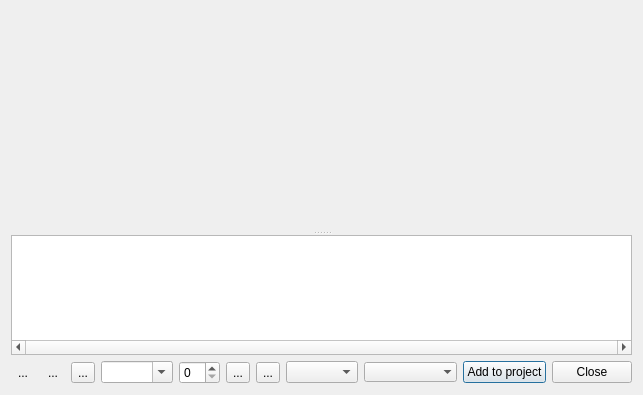
Before: the Qt Designer form src/widgets/stopmotion_ui.ui in KDE/kdenlive, drawn with Qt 5.
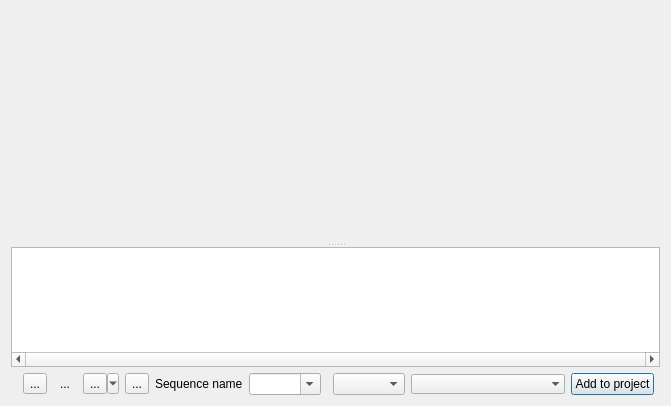
After: the same form once the commit is applied. Custom widgets are drawn as their Qt base class.

Commit message: Improve stopmotion widget: * interval capture * last frame overlay with 4vl capture * several overlay modes - (require qimageblitz devel package for enhanced features)

The edit to the form file:
```diff
--- a/src/widgets/stopmotion_ui.ui
+++ b/src/widgets/stopmotion_ui.ui
@@ -6,15 +6,15 @@
    <rect>
     <x>0</x>
     <y>0</y>
-    <width>643</width>
-    <height>395</height>
+    <width>671</width>
+    <height>406</height>
    </rect>
   </property>
   <property name="windowTitle">
    <string>Dialog</string>
   </property>
   <layout class="QGridLayout" name="gridLayout">
-   <item row="0" column="0" colspan="11">
+   <item row="0" column="0" colspan="13">
     <widget class="QSplitter" name="splitter">
      <property name="orientation">
       <enum>Qt::Vertical</enum>
@@ -67,94 +67,17 @@
      </widget>
     </widget>
    </item>
-   <item row="1" column="0">
-    <widget class="QToolButton" name="live_button">
-     <property name="toolTip">
-      <string>Live view</string>
-     </property>
-     <property name="whatsThis">
-      <string/>
-     </property>
-     <property name="text">
-      <string>...</string>
-     </property>
-     <property name="checkable">
-      <bool>true</bool>
-     </property>
-     <property name="autoRaise">
-      <bool>true</bool>
-     </property>
-    </widget>
-   </item>
-   <item row="1" column="1">
-    <widget class="QToolButton" name="frameoverlay_button">
-     <property name="toolTip">
-      <string>Overlay last frame</string>
-     </property>
-     <property name="whatsThis">
-      <string/>
-     </property>
-     <property name="text">
-      <string>...</string>
-     </property>
-     <property name="checkable">
-      <bool>true</bool>
-     </property>
-     <property name="autoRaise">
-      <bool>true</bool>
-     </property>
-    </widget>
-   </item>
-   <item row="1" column="2">
-    <widget class="QToolButton" name="preview_button">
-     <property name="toolTip">
-      <string>Preview sequence</string>
-     </property>
-     <property name="whatsThis">
-      <string/>
-     </property>
-     <property name="text">
-      <string>...</string>
-     </property>
-    </widget>
-   </item>
-   <item row="1" column="4">
-    <widget class="QSpinBox" name="frame_number">
-     <property name="toolTip">
-      <string>Frame number</string>
-     </property>
-     <property name="whatsThis">
-      <string/>
-     </property>
-    </widget>
-   </item>
-   <item row="1" column="5">
-    <widget class="QToolButton" name="capture_button">
-     <property name="toolTip">
-      <string>Capture frame</string>
-     </property>
-     <property name="whatsThis">
-      <string/>
-     </property>
-     <property name="text">
-      <string>...</string>
-     </property>
-    </widget>
-   </item>
-   <item row="1" column="6">
-    <widget class="QToolButton" name="removelast_button">
-     <property name="toolTip">
-      <string>Remove current frame</string>
-     </property>
-     <property name="whatsThis">
-      <string/>
-     </property>
-     <property name="text">
-      <string>...</string>
-     </property>
-    </widget>
-   </item>
    <item row="1" column="7">
+    <widget class="KComboBox" name="sequence_name">
+     <property name="toolTip">
+      <string>Sequence name</string>
+     </property>
+     <property name="editable">
+      <bool>true</bool>
+     </property>
+    </widget>
+   </item>
+   <item row="1" column="9">
     <widget class="KComboBox" name="capture_device">
      <property name="toolTip">
       <string>Capture device</string>
@@ -164,40 +87,7 @@
      </property>
     </widget>
    </item>
-   <item row="1" column="9">
-    <widget class="QPushButton" name="button_addsequence">
-     <property name="text">
-      <string>Add to project</string>
-     </property>
-    </widget>
-   </item>
    <item row="1" column="10">
-    <widget class="QDialogButtonBox" name="buttonBox">
-     <property name="sizePolicy">
-      <sizepolicy hsizetype="Maximum" vsizetype="Fixed">
-       <horstretch>0</horstretch>
-       <verstretch>0</verstretch>
-      </sizepolicy>
-     </property>
-     <property name="orientation">
-      <enum>Qt::Horizontal</enum>
-     </property>
-     <property name="standardButtons">
-      <set>QDialogButtonBox::Close</set>
-     </property>
-    </widget>
-   </item>
-   <item row="1" column="3">
-    <widget class="KComboBox" name="sequence_name">
-     <property name="toolTip">
-      <string>Sequence name</string>
-     </property>
-     <property name="editable">
-      <bool>true</bool>
-     </property>
-    </widget>
-   </item>
-   <item row="1" column="8">
     <widget class="KComboBox" name="log_box">
      <property name="sizePolicy">
       <sizepolicy hsizetype="Expanding" vsizetype="Fixed">
@@ -213,6 +103,84 @@
      </property>
     </widget>
    </item>
+   <item row="1" column="11">
+    <widget class="QPushButton" name="button_addsequence">
+     <property name="text">
+      <string>Add to project</string>
+     </property>
+    </widget>
+   </item>
+   <item row="1" column="5">
+    <widget class="QToolButton" name="preview_button">
+     <property name="toolTip">
+      <string>Preview sequence</string>
+     </property>
+     <property name="whatsThis">
+      <string/>
+     </property>
+     <property name="text">
+      <string>...</string>
+     </property>
+    </widget>
+   </item>
+   <item row="1" column="2">
+    <widget class="QToolButton" name="config_button">
+     <property name="toolTip">
+      <string>Overlay last frame</string>
+     </property>
+     <property name="whatsThis">
+      <string/>
+     </property>
+     <property name="text">
+      <string>...</string>
+     </property>
+     <property name="popupMode">
+      <enum>QToolButton::InstantPopup</enum>
+     </property>
+    </widget>
+   </item>
+   <item row="1" column="3">
+    <widget class="QToolButton" name="live_button">
+     <property name="toolTip">
+      <string>Live view</string>
+     </property>
+     <property name="whatsThis">
+      <string/>
+     </property>
+     <property name="text">
+      <string>...</string>
+     </property>
+     <property name="checkable">
+      <bool>true</bool>
+     </property>
+     <property name="autoRaise">
+      <bool>true</bool>
+     </property>
+    </widget>
+   </item>
+   <item row="1" column="4">
+    <widget class="QToolButton" name="capture_button">
+     <property name="toolTip">
+      <string>Capture frame</string>
+     </property>
+     <property name="whatsThis">
+      <string/>
+     </property>
+     <property name="text">
+      <string>...</string>
+     </property>
+     <property name="popupMode">
+      <enum>QToolButton::MenuButtonPopup</enum>
+     </property>
+    </widget>
+   </item>
+   <item row="1" column="6">
+    <widget class="QLabel" name="label">
+     <property name="text">
+      <string>Sequence name</string>
+     </property>
+    </widget>
+   </item>
   </layout>
  </widget>
  <customwidgets>
```
Left out of the diff: 35 changed lines with no effect on the pictures. The commit also changes 9 other files.
